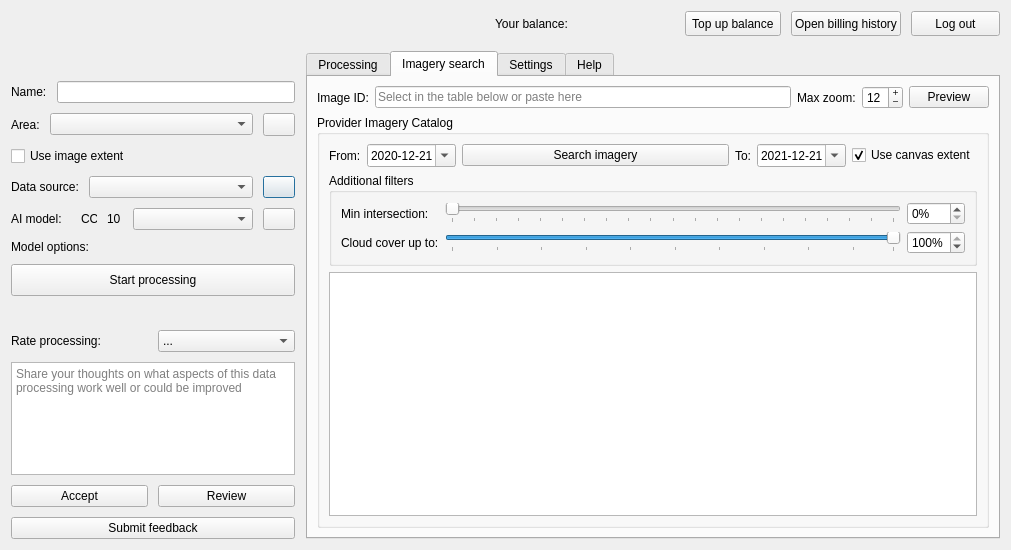
Qt form mapflow/dialogs/static/ui/main_dialog.ui (Geoalert/mapflow-qgis) before a commit.
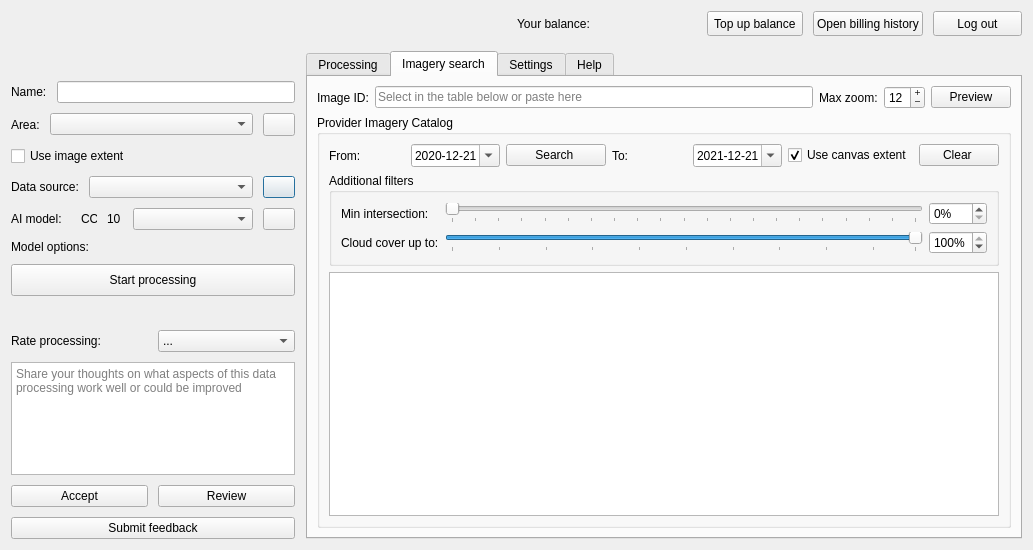
The same form after that commit. The open tabs and pages were chosen to show the change. Icons and pictures are not drawn. Custom widgets are drawn as their Qt base class.

Commit message: add clear button and search clear on plugin start

The edit to the form file:
```diff
--- a/mapflow/dialogs/static/ui/main_dialog.ui
+++ b/mapflow/dialogs/static/ui/main_dialog.ui
@@ -6,7 +6,7 @@
    <rect>
     <x>0</x>
     <y>0</y>
-    <width>1011</width>
+    <width>1033</width>
     <height>550</height>
    </rect>
   </property>
@@ -1074,7 +1074,7 @@
                </layout>
               </item>
               <item row="0" column="0">
-               <layout class="QHBoxLayout" name="layoutMetadataDatetime" stretch="0,0,1,0,0,0">
+               <layout class="QHBoxLayout" name="layoutMetadataDatetime" stretch="0,0,1,0,0,0,0">
                 <item>
                  <widget class="QLabel" name="labelFrom">
                   <property name="toolTip">
@@ -1121,11 +1121,17 @@
                 </item>
                 <item>
                  <widget class="QPushButton" name="getMetadata">
+                  <property name="maximumSize">
+                   <size>
+                    <width>100</width>
+                    <height>16777215</height>
+                   </size>
+                  </property>
                   <property name="toolTip">
                    <string>Click and wait for a few seconds until the table below is filled out</string>
                   </property>
                   <property name="text">
-                   <string>Search imagery</string>
+                   <string>Search </string>
                   </property>
                  </widget>
                 </item>
@@ -1186,6 +1192,13 @@
                   </property>
                  </widget>
                 </item>
+                <item>
+                 <widget class="QPushButton" name="clearSearch">
+                  <property name="text">
+                   <string>Clear </string>
+                  </property>
+                 </widget>
+                </item>
                </layout>
               </item>
               <item row="1" column="0">
```
Left out of the diff: 2 changed lines with no effect on the pictures. The commit also changes 2 other files.
